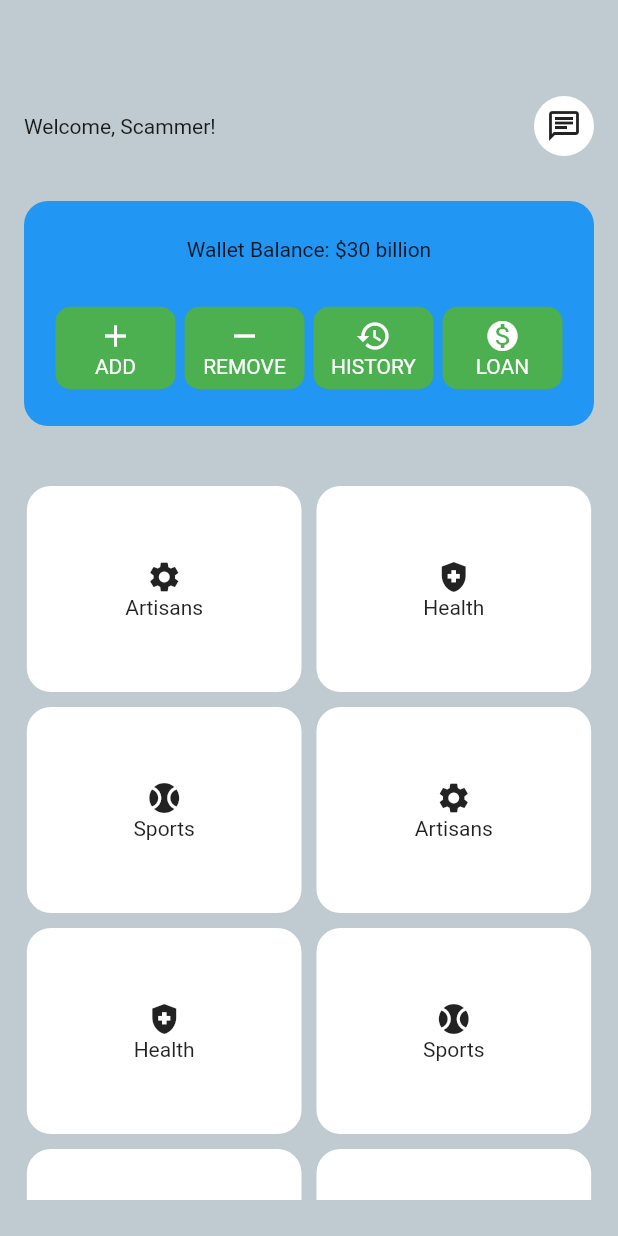
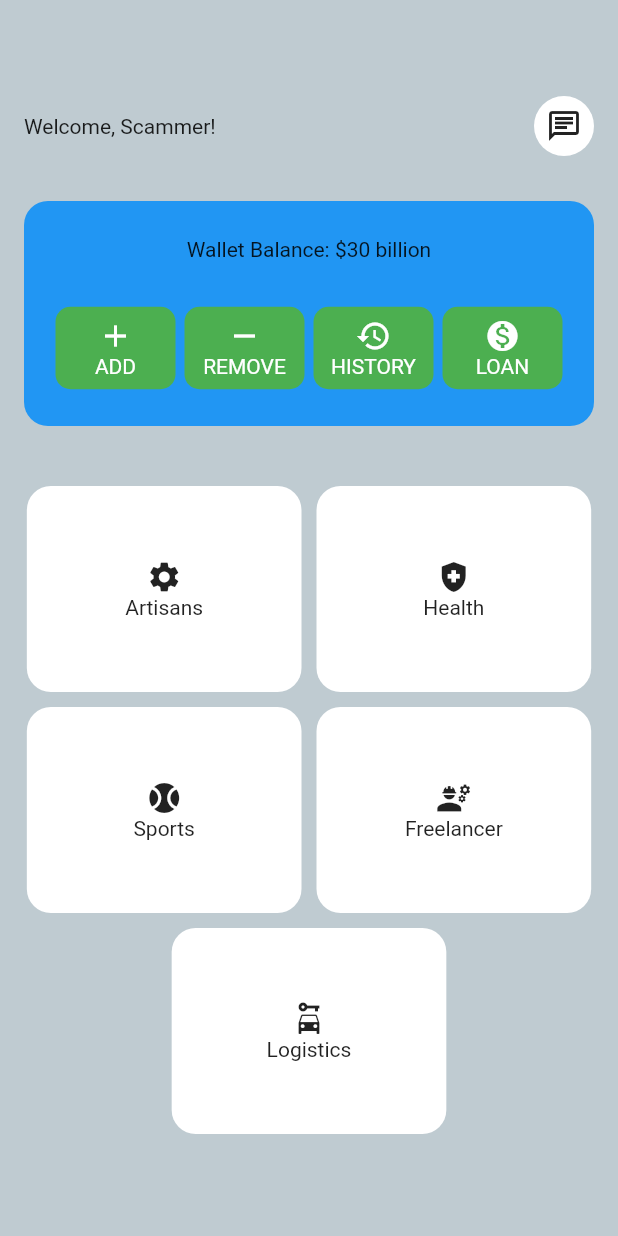
Before and after one commit to APerson101/meworld, a Flutter app: the DashboardView screen opened directly, on a phone screen of 412 x 824 dp. Run offline on Flutter 3.47's test engine with Material 2 defaults, Android fonts, the phone set to English and light mode, and no system bars; our stand-ins replace email_validator, flutter_rating_bar, flutter_riverpod, go_router, hive, hive_flutter; missing offline and left inert: password_validated_field; accounts and stored records are empty.

Commit message:
progress 2.5%

```diff
--- a/lib/views/screens/main_app/dashboard_view.dart
+++ b/lib/views/screens/main_app/dashboard_view.dart
@@ -103,15 +103,10 @@ class _DashboardViewState extends State<DashboardView> {
                 ),
                 const DashBoardCards(
                     title: 'Health', icon: Icons.health_and_safety),
-                const DashBoardCards(
-                    title: 'Sports', icon: Icons.sports_baseball_rounded),
-                const DashBoardCards(title: 'Artisans', icon: Icons.settings),
-                const DashBoardCards(
-                    title: 'Health', icon: Icons.health_and_safety),
                 DashBoardCards(
                   title: 'Sports',
                   icon: Icons.sports_baseball_rounded,
-                  onPressed: () => GoRouter.of(context).go('/Sports'),
+                  onPressed: () => GoRouter.of(context).push('/Sports'),
                 ),
                 const DashBoardCards(
                     title: 'Freelancer', icon: Icons.engineering),
--- a/lib/views/screens/main_app/sports/sports_search_view.dart
+++ b/lib/views/screens/main_app/sports/sports_search_view.dart
@@ -1,4 +1,5 @@
 import 'package:flutter/material.dart';
+import 'package:go_router/go_router.dart';
 
 class SportsSearchView extends StatelessWidget {
   const SportsSearchView({Key? key}) : super(key: key);
@@ -14,7 +15,9 @@ class SportsSearchView extends StatelessWidget {
             Row(
               mainAxisAlignment: MainAxisAlignment.spaceBetween,
               children: [
-                const BackButton(),
+                BackButton(
+                  onPressed: (() => GoRouter.of(context).pop()),
+                ),
                 Padding(
                   padding: const EdgeInsets.all(8.0),
                   child: SizedBox(
```
Also changed, not shown: lib/views/screens/main_app/artisans/artisan_details.dart (+24 -4 lines), lib/views/screens/main_app/sports/sports_view.dart (+11 -6 lines).
